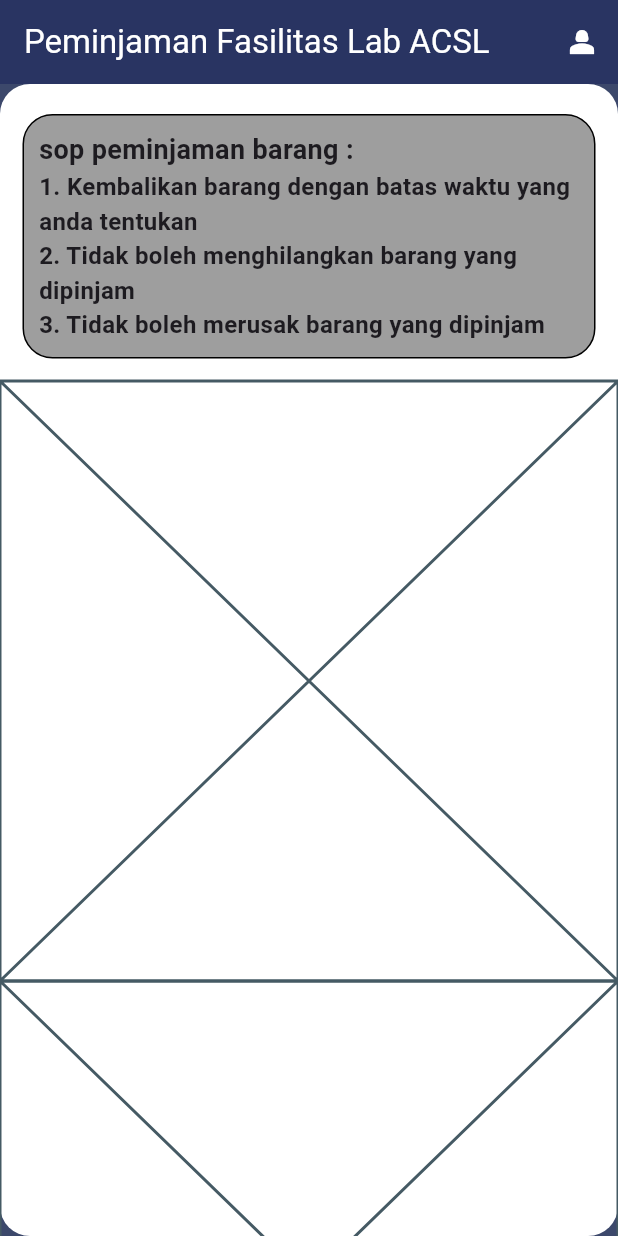
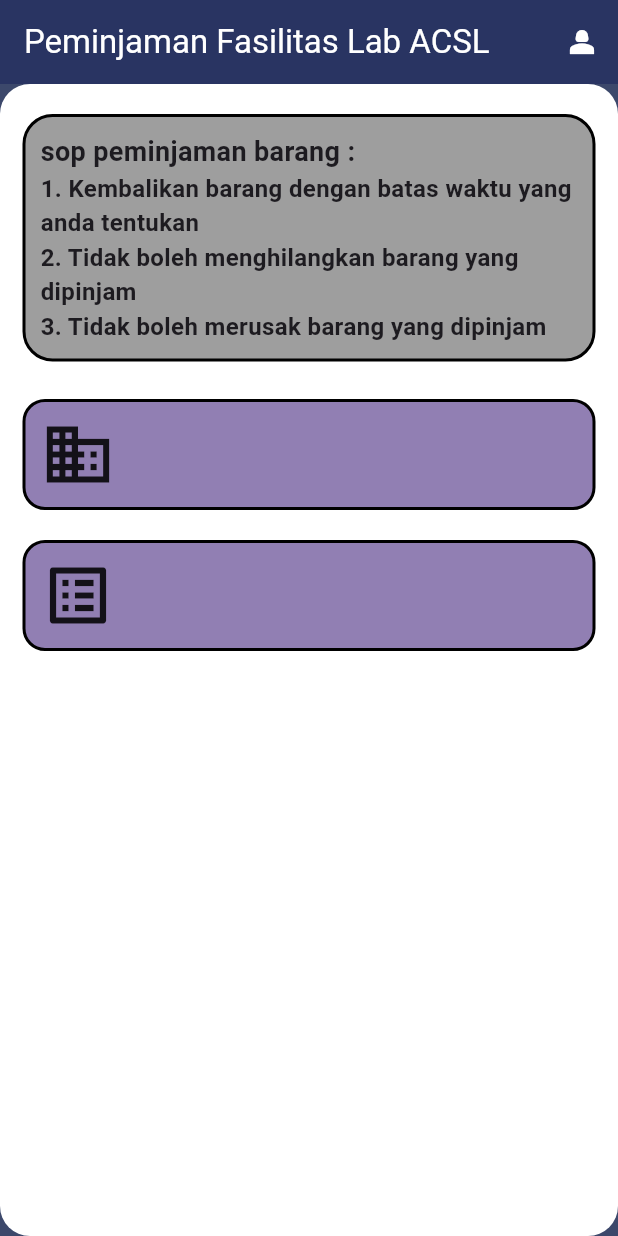
Before and after one commit to Rokel15/mini-project-flutter-alterra-sib-5, a Flutter app: the screen it shows after launch, on a phone screen of 412 x 824 dp. Run offline on Flutter 3.47's test engine with Material 2 defaults, Android fonts, the phone set to English and light mode, and no system bars; our stand-ins replace firebase_core, google_fonts; accounts and stored records are empty.

Commit message:
perubahan widget

```diff
--- a/lib/screens/MainPage.dart
+++ b/lib/screens/MainPage.dart
@@ -32,8 +32,8 @@ class _MainPageState extends State<MainPage> {
           ),
           child: ListView(children: [
             Head(),
-            ItemsBorrowed(),
             AvailableItems(),
+            BorrowNavigationWidget()
           ],),
         ),
       ),
--- a/lib/widgets/MainPage_widget/AvailableItems.dart
+++ b/lib/widgets/MainPage_widget/AvailableItems.dart
@@ -10,6 +10,17 @@ class AvailableItems extends StatefulWidget {
 class _AvailableItemsState extends State<AvailableItems> {
   @override
   Widget build(BuildContext context) {
-    return const Placeholder();
-  }
+    return Container(
+      margin: EdgeInsets.symmetric(vertical: 10, horizontal: 15),
+      padding: EdgeInsets.all(10),
+      width: double.infinity,
+      decoration: BoxDecoration(
+          color: Color(0xff917FB3),borderRadius: BorderRadius.circular(15), border: Border.all(color: Colors.black, width: 2)
+      ),
+      child: Row(
+        children: [
+          Icon(Icons.business, size: 50,)
+        ],
+      ),
+    );  }
 }
--- a/lib/widgets/MainPage_widget/ItemsBorrowed.dart
+++ b/lib/widgets/MainPage_widget/ItemsBorrowed.dart
@@ -1,15 +1,27 @@
 import 'package:flutter/material.dart';
 
-class ItemsBorrowed extends StatefulWidget {
-  const ItemsBorrowed({Key? key}) : super(key: key);
+class BorrowNavigationWidget extends StatefulWidget {
+  const BorrowNavigationWidget({Key? key}) : super(key: key);
 
   @override
-  State<ItemsBorrowed> createState() => _ItemsBorrowedState();
+  State<BorrowNavigationWidget> createState() => _BorrowNavigationWidgetState();
 }
 
-class _ItemsBorrowedState extends State<ItemsBorrowed> {
+class _BorrowNavigationWidgetState extends State<BorrowNavigationWidget> {
   @override
   Widget build(BuildContext context) {
-    return const Placeholder();
+    return Container(
+      margin: EdgeInsets.symmetric(vertical: 10, horizontal: 15),
+      padding: EdgeInsets.all(10),
+      width: double.infinity,
+      decoration: BoxDecoration(
+        color: Color(0xff917FB3),borderRadius: BorderRadius.circular(15), border: Border.all(color: Colors.black, width: 2)
+      ),
+      child: Row(
+        children: [
+          Icon(Icons.list_alt, size: 50,)
+        ],
+      ),
+    );
   }
 }
--- a/lib/widgets/MainPage_widget/head.dart
+++ b/lib/widgets/MainPage_widget/head.dart
@@ -18,7 +18,7 @@ class _HeadState extends State<Head> {
       child: Container(
         padding: EdgeInsets.all(10),
         width: double.infinity,
-        decoration: BoxDecoration(color: Colors.grey, borderRadius: BorderRadius.circular(20), border: Border.all(color: Colors.black)),
+        decoration: BoxDecoration(color: Colors.grey, borderRadius: BorderRadius.circular(20), border: Border.all(color: Colors.black, width: 2)),
         child: Column(crossAxisAlignment: CrossAxisAlignment.start,
           children: [
             Text('sop peminjaman barang : ', style: GoogleFonts.roboto(textStyle: s18w600),),
```
